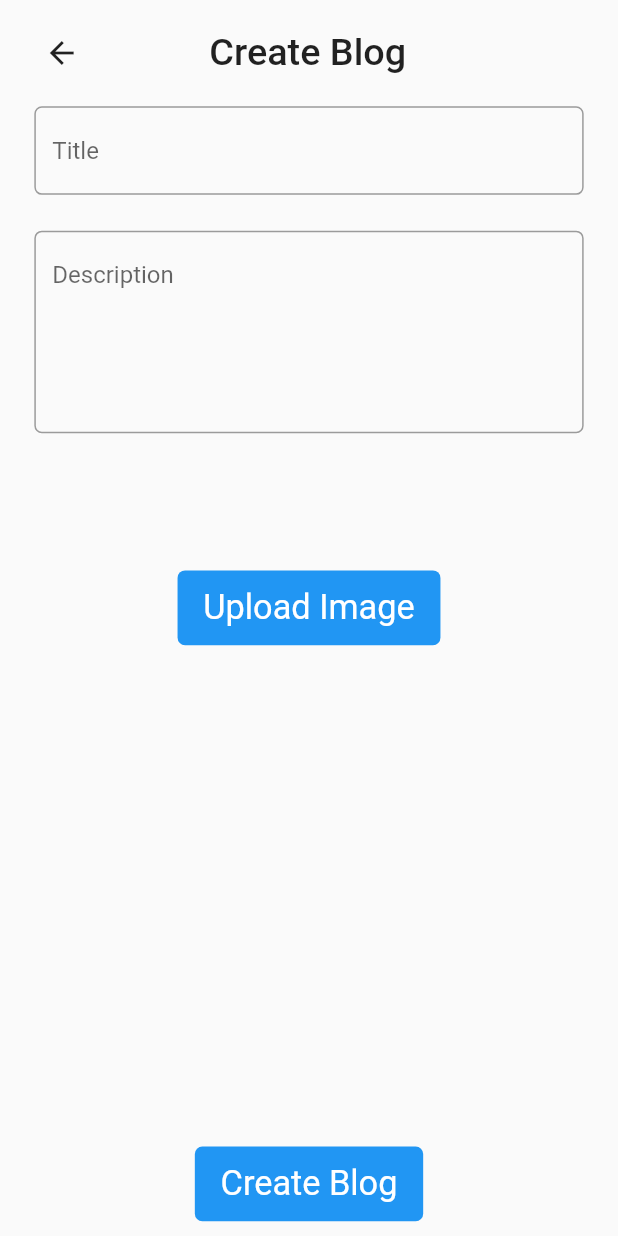
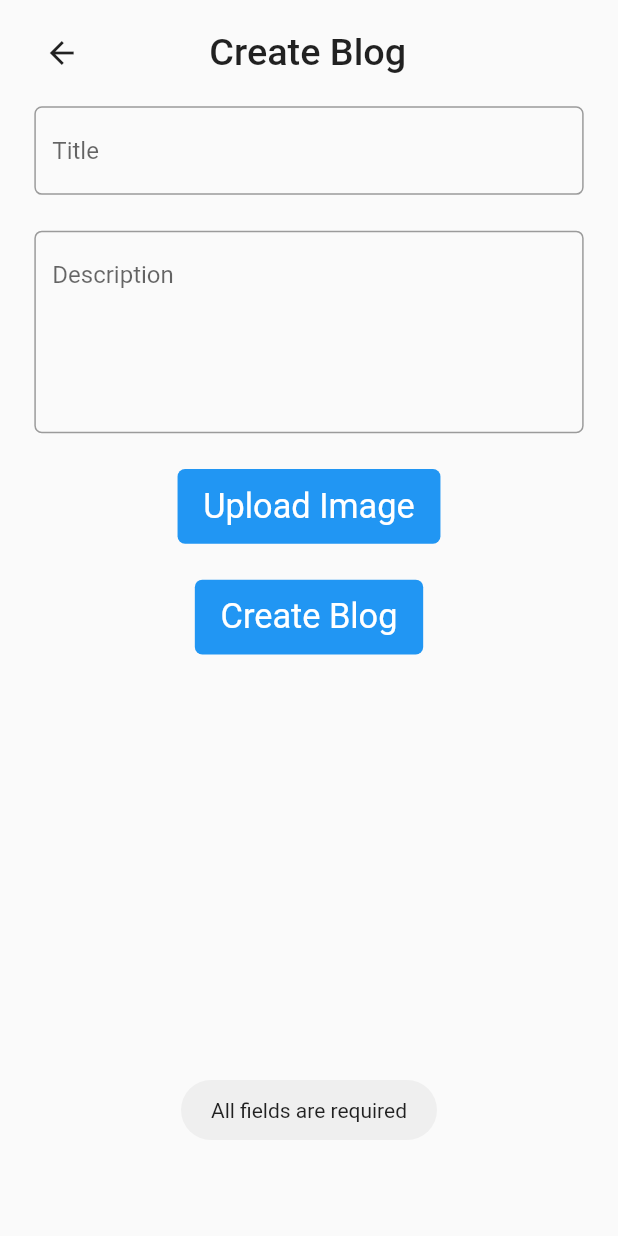
Before and after one commit to shubhamsingh9212/blog_app, a Flutter app: the UploadBlogView screen opened by its route, after a tap on "Create Blog", on a phone screen of 412 x 824 dp. Run offline on Flutter 3.47's test engine with Material 2 defaults, Android fonts, the phone set to English and light mode, and no system bars; our stand-ins replace cloud_firestore, firebase_auth, firebase_core, firebase_storage, flutter_screenutil, fluttertoast and 2 more; accounts and stored records are empty.

Commit message:
first commit

```diff
--- a/lib/app/data/const.dart
+++ b/lib/app/data/const.dart
@@ -1,5 +1,11 @@
 import 'package:fluttertoast/fluttertoast.dart';
+import 'package:uuid/uuid.dart';
 
 void showAlert(String message) {
   Fluttertoast.showToast(msg: message);
 }
+
+String generateId(){
+  return Uuid().v1();
+
+}
--- a/lib/app/modules/upload_blog/controllers/upload_blog_controller.dart
+++ b/lib/app/modules/upload_blog/controllers/upload_blog_controller.dart
@@ -1,10 +1,49 @@
+import 'dart:io';
+
+import 'package:blog_app/app/data/const.dart';
+import 'package:blog_app/app/data/firebase_functions.dart';
+import 'package:blog_app/app/data/global_widgets/indicator.dart';
+import 'package:flutter/cupertino.dart';
 import 'package:get/get.dart';
+import 'package:image_picker/image_picker.dart';
 
 class UploadBlogController extends GetxController {
+  TextEditingController title = TextEditingController();
+  TextEditingController description = TextEditingController();
+  File? imageFile;
 
+  final FirebaseFunctions _functions = FirebaseFunctions();
 
+  Future<void> pickImage() async {
+    try {
+      ImagePicker _picker = ImagePicker();
+      await _picker.pickImage(source: ImageSource.gallery).then((value) {
+        if (value != null) {
+          imageFile = File(value.path);
+          update();
+        }
+      });
+    } catch (e) {
+      showAlert(e.toString());
+    }
+  }
 
-
-
+  Future<void> createBlog() async {
+    if (title.text.isNotEmpty && description.text.isNotEmpty) {
+      if (imageFile != null) {
+        Indicator.showLoading();
+        await _functions.uploadBlog(title.text, description.text, imageFile!)
+            .then((value) { Indicator.closeLoading();
+              showAlert("Blog created successfully");
+            Get.back();
+            }
+            );
+      } else {
+        showAlert("Image is required");
+      }
+    } else {
+      showAlert("All fields are required");
+    }
+  }
 
 }
--- a/lib/app/modules/upload_blog/views/upload_blog_view.dart
+++ b/lib/app/modules/upload_blog/views/upload_blog_view.dart
@@ -14,15 +14,15 @@ class UploadBlogView extends GetView<UploadBlogController> {
   Widget build(BuildContext context) {
     return SafeArea(
         child: Scaffold(
-      body: Column(children: [
-        CustomAppBar(title: "Create Blog"),
-        ReusableTextField(
-            controller: TextEditingController(), hintText: "Title"),
+      body: SingleChildScrollView(
+        child: Column(children: [
+          const CustomAppBar(title: "Create Blog"),
+          ReusableTextField(controller: controller.title, hintText: "Title"),
           SizedBox(
             height: 20.h,
           ),
           ReusableTextField(
-          controller: TextEditingController(),
+            controller: controller.description,
             hintText: "Description",
             maxLine: 5,
           ),
@@ -30,16 +30,48 @@ class UploadBlogView extends GetView<UploadBlogController> {
             height: 20.h,
           ),
           Container(
-          height: 155.h,
             alignment: Alignment.center,
-          child: CustomButton(title: "Upload Image", function: () {}),
+            child: GetBuilder<UploadBlogController>(builder: (value) {
+              if (value.imageFile != null) {
+                return Padding(
+                  padding: EdgeInsets.symmetric(horizontal: 20.sp),
+                  child: GestureDetector(
+                      onTap: () {
+                        controller.pickImage();
+                      },
+                      child: ClipRRect(
+                        borderRadius: BorderRadius.circular(10),
+                        child: Image.file(
+                          value.imageFile!,
+                          fit: BoxFit.cover,
+                          height: 200.h,
+                          width: Get.width,
+                        ),
+                      )),
+                );
+              } else {
+                return CustomButton(
+                    title: "Upload Image",
+                    function: () {
+                      controller.pickImage();
+                    });
+              }
+            }),
+          ),
+          SizedBox(height: 20.h,),
+          Container(
+            height: 50.h,
+            margin: EdgeInsets.only(bottom: 10.sp),
+            alignment: Alignment.topCenter,
+            child: CustomButton(
+                title: "Create Blog",
+                function: () {
+                  controller.createBlog();
+                }),
           ),
         ]),
-      bottomSheet: Container(
-        height: 50.h,
-        alignment: Alignment.topCenter,
-        child: CustomButton(title: "Create Blog", function: () {}),
       ),
+
     ));
   }
 }
```
Also changed, not shown: lib/app/data/firebase_functions.dart (+42 -2 lines). Lines whose indentation alone changed are shown as unchanged.
